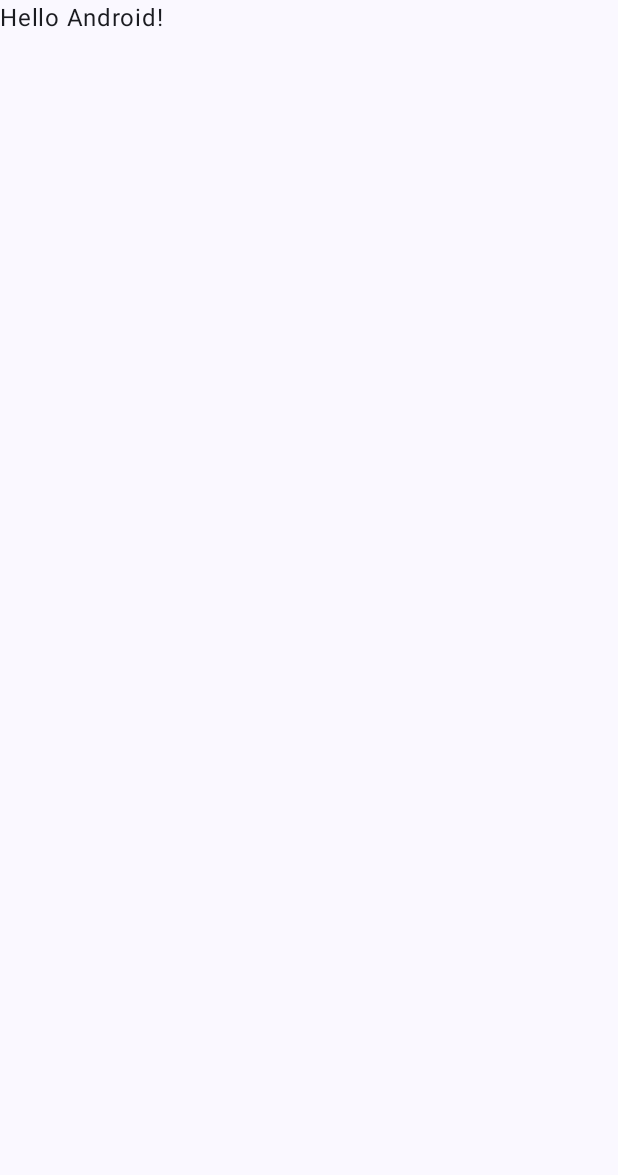
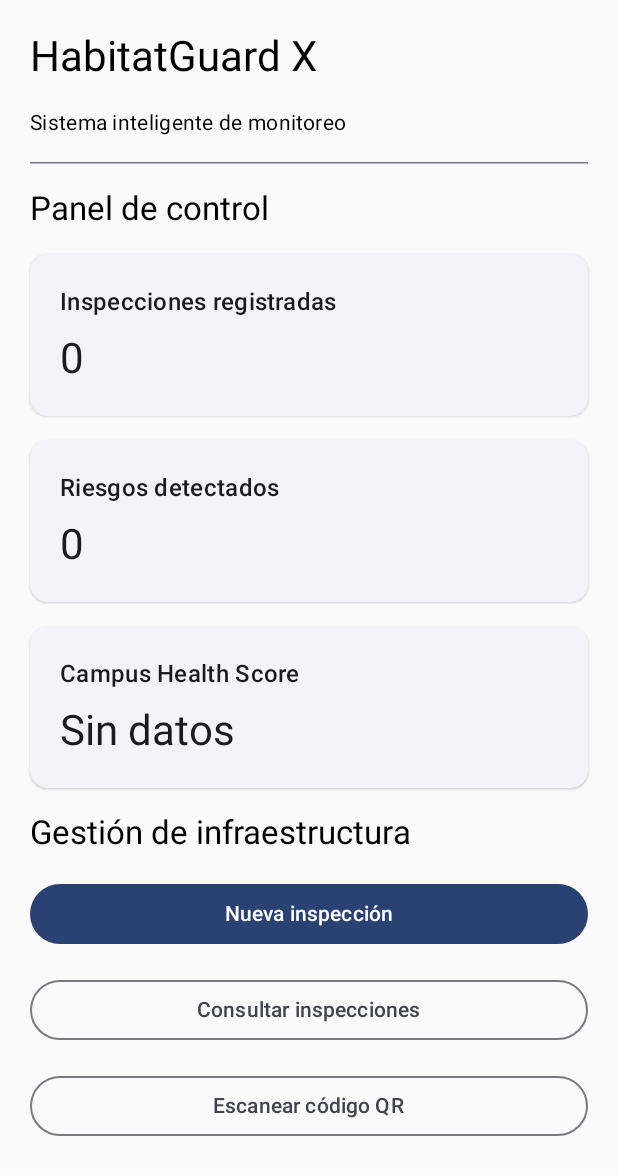
Before and after one commit to renatuki233/HabitatGuardX, an Android app built with Jetpack Compose: the screen it shows after launch (MainActivity), on a phone screen of 412 x 824 dp. Before the commit the part shown is almost empty. Shown: the top 1175 px of the screen. Run offline under Robolectric (Android 15) with nearby library versions, the phone set to English and light mode, and no system bars.

Commit message:
feat: implement dashboard and inspection form navigation

```diff
--- a/app/src/main/java/com/example/habitatguardx/MainActivity.kt
+++ b/app/src/main/java/com/example/habitatguardx/MainActivity.kt
@@ -12,6 +12,12 @@ import androidx.compose.runtime.Composable
 import androidx.compose.ui.Modifier
 import androidx.compose.ui.tooling.preview.Preview
 import com.example.habitatguardx.ui.theme.HabitatGuardXTheme
+import androidx.compose.runtime.*
+import androidx.compose.runtime.saveable.rememberSaveable
+import com.example.habitatguardx.presentation.screens.NuevaInspeccionScreen
+
+import com.example.habitatguardx.presentation.screens.DashboardScreen
+
 
 class MainActivity : ComponentActivity() {
     override fun onCreate(savedInstanceState: Bundle?) {
@@ -19,10 +25,23 @@ class MainActivity : ComponentActivity() {
         enableEdgeToEdge()
         setContent {
             HabitatGuardXTheme {
-                Scaffold(modifier = Modifier.fillMaxSize()) { innerPadding ->
-                    Greeting(
-                        name = "Android",
-                        modifier = Modifier.padding(innerPadding)
+
+                var pantallaActual by rememberSaveable {
+                    mutableStateOf("dashboard")
+                }
+
+                when (pantallaActual) {
+
+                    "dashboard" -> DashboardScreen(
+                        onNuevaInspeccion = {
+                            pantallaActual = "nueva_inspeccion"
+                        }
+                    )
+
+                    "nueva_inspeccion" -> NuevaInspeccionScreen(
+                        onVolver = {
+                            pantallaActual = "dashboard"
+                        }
                     )
                 }
             }
--- /dev/null
+++ b/app/src/main/java/com/example/habitatguardx/presentation/screens/DashboardScreen.kt
@@ -0,0 +1,108 @@
+
+package com.example.habitatguardx.presentation.screens
+
+import androidx.compose.foundation.layout.*
+import androidx.compose.foundation.rememberScrollState
+import androidx.compose.foundation.verticalScroll
+import androidx.compose.material3.*
+import androidx.compose.runtime.Composable
+import androidx.compose.ui.Modifier
+import androidx.compose.ui.unit.dp
+
+@Composable
+fun DashboardScreen(
+    onNuevaInspeccion: () -> Unit
+) {
+
+    Column(
+        modifier = Modifier
+            .fillMaxSize()
+            .verticalScroll(rememberScrollState())
+            .padding(20.dp),
+        verticalArrangement = Arrangement.spacedBy(16.dp)
+    ) {
+
+        Text(
+            text = "HabitatGuard X",
+            style = MaterialTheme.typography.headlineMedium
+        )
+
+        Text(
+            text = "Sistema inteligente de monitoreo",
+            style = MaterialTheme.typography.bodyMedium
+        )
+
+        HorizontalDivider()
+
+        Text(
+            text = "Panel de control",
+            style = MaterialTheme.typography.titleLarge
+        )
+
+        TarjetaIndicador(
+            titulo = "Inspecciones registradas",
+            valor = "0"
+        )
+
+        TarjetaIndicador(
+            titulo = "Riesgos detectados",
+            valor = "0"
+        )
+
+        TarjetaIndicador(
+            titulo = "Campus Health Score",
+            valor = "Sin datos"
+        )
+
+        Text(
+            text = "Gestión de infraestructura",
+            style = MaterialTheme.typography.titleLarge
+        )
+
+        Button(
+            onClick = onNuevaInspeccion,
+            modifier = Modifier.fillMaxWidth()
+        ) {
+            Text("Nueva inspección")
+        }
+
+        OutlinedButton(
+            onClick = { },
+            modifier = Modifier.fillMaxWidth()
+        ) {
+            Text("Consultar inspecciones")
+        }
+
+        OutlinedButton(
+            onClick = { },
+            modifier = Modifier.fillMaxWidth()
+        ) {
+            Text("Escanear código QR")
+        }
+    }
+}
+
+@Composable
+fun TarjetaIndicador(
+    titulo: String,
+    valor: String
+) {
+    ElevatedCard(
+        modifier = Modifier.fillMaxWidth()
+    ) {
+        Column(
+            modifier = Modifier.padding(20.dp),
+            verticalArrangement = Arrangement.spacedBy(8.dp)
+        ) {
+            Text(
+                text = titulo,
+                style = MaterialTheme.typography.titleMedium
+            )
+
+            Text(
+                text = valor,
+                style = MaterialTheme.typography.headlineMedium
+            )
+        }
+    }
+}
```
Also changed, not shown: app/src/main/java/com/example/habitatguardx/presentation/screens/NuevaInspeccionScreen.kt (added, +64 -0 lines).
